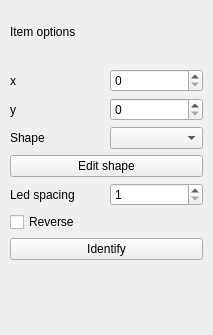
Fefedu973/OpenRGBVisualMapPlugin, file ui/ItemOptions.ui: the form before one commit.
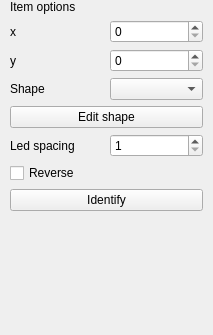
The form after the commit.

What changed in the file:
```diff
--- a/ui/ItemOptions.ui
+++ b/ui/ItemOptions.ui
@@ -22,12 +22,18 @@
      <height>322</height>
     </rect>
    </property>
-   <layout class="QVBoxLayout" name="verticalLayout" stretch="1,1,1,1,1,1,1,1,1">
+   <layout class="QVBoxLayout" name="verticalLayout" stretch="1,1,1,1,1,1,1,1,0">
     <property name="spacing">
      <number>6</number>
     </property>
     <item>
      <widget class="QLabel" name="label_4">
+      <property name="sizePolicy">
+       <sizepolicy hsizetype="Preferred" vsizetype="Maximum">
+        <horstretch>0</horstretch>
+        <verstretch>0</verstretch>
+       </sizepolicy>
+      </property>
       <property name="text">
        <string>Item options</string>
       </property>
```
